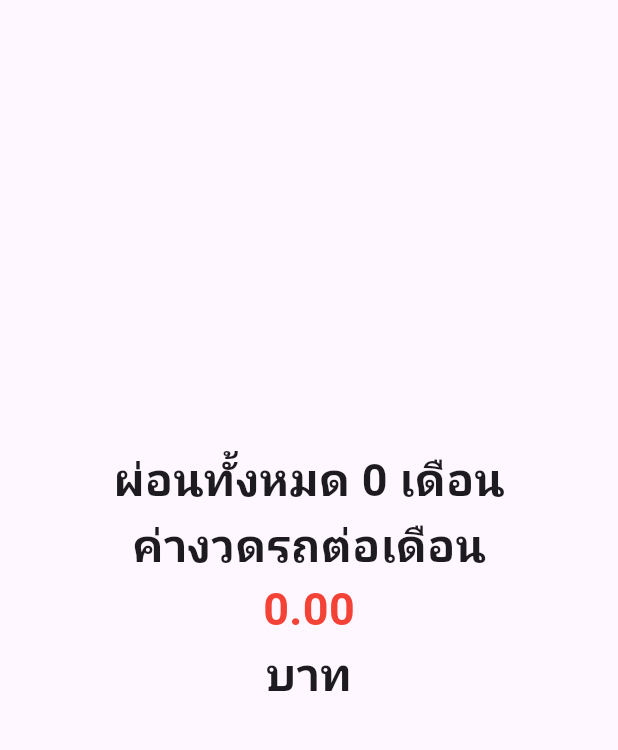
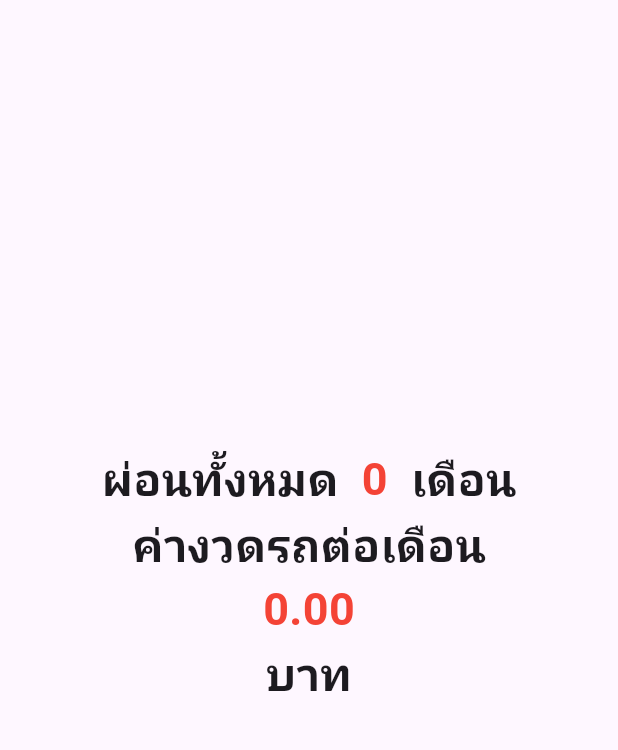
Before and after one commit to Ntanatorn/flutter_car_installment_calculator, a Flutter app: the ResultScreenUi screen opened directly with empty values, on a phone screen of 412 x 824 dp, the part 84-834 px from its top. Run offline on Flutter 3.47's test engine with Material 3 defaults, Android fonts, the phone set to English and light mode, and no system bars; our stand-ins replace google_fonts, image_picker; Roboto replaces fonts that are missing (Kanit).

Commit message:
แก้ ให้ เลขเดือนเป็นสีแดง

```diff
--- a/lib/views/input_screen_ui.dart
+++ b/lib/views/input_screen_ui.dart
@@ -398,7 +398,15 @@ class _InputScreenUIState extends State<InputScreenUI> {
                   height: 10,
                 ),
                 ElevatedButton(
-                  onPressed: () {},
+                  onPressed: () {
+                    setState(() {
+                      _carPriceCtrl.clear();
+                      _InterestCtrl.clear();
+                      _downCtrl = 10;
+                      _monthCtrl = 24;
+                    });
+                    //เคลียทุกอย่างให้เป็นเหมือนเดิม
+                  },
                   child: Text(
                     'ยกเลิก',
                     style: TextStyle(
--- a/lib/views/result_screen_ui.dart
+++ b/lib/views/result_screen_ui.dart
@@ -41,12 +41,33 @@ class _ResultScreenUiState extends State<ResultScreenUi> {
         child: Column(
           mainAxisAlignment: MainAxisAlignment.center,
           children: [
-            Text(
-              'ผ่อนทั้งหมด ${widget.month} เดือน',
-              style: TextStyle(
-                fontSize: 30,
-                fontWeight: FontWeight.bold,
-              ),
+            Row(
+              mainAxisAlignment: MainAxisAlignment.center,
+              children: [ //${widget.month} เดือน
+                Text(
+                  'ผ่อนทั้งหมด  ',
+                  style: TextStyle(
+                    fontSize: 30,
+                    fontWeight: FontWeight.bold,
+                  ),
+                ),
+                Text(
+                  '${widget.month}',
+                  style: TextStyle(
+                    fontSize: 30,
+                    fontWeight: FontWeight.bold,
+                    color: Colors.red
+                  ),
+                ),
+                Text(
+                  '  เดือน',
+                  style: TextStyle(
+                    fontSize: 30,
+                    fontWeight: FontWeight.bold,
+                  ),
+                ),
+
+              ],
             ),
             Text(
               'ค่างวดรถต่อเดือน',
```
